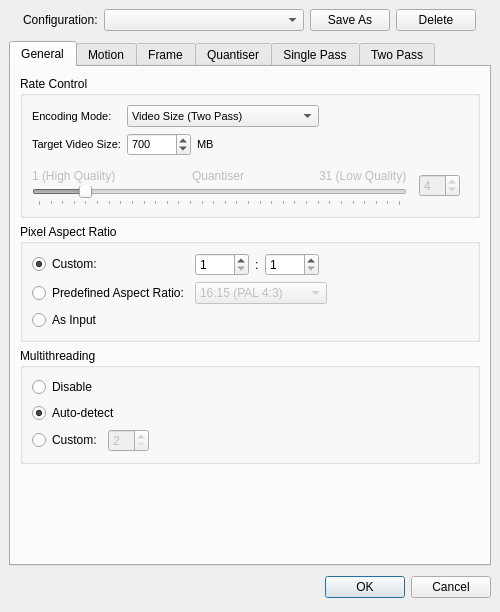
Old version of the form branches/avidemux_2.5_branch_gruntster/plugins/ADM_videoEncoder/ADM_vidEnc_xvid/qt4/xvidConfigDialog.ui in the repository BackupTheBerlios/avidemux-svn.
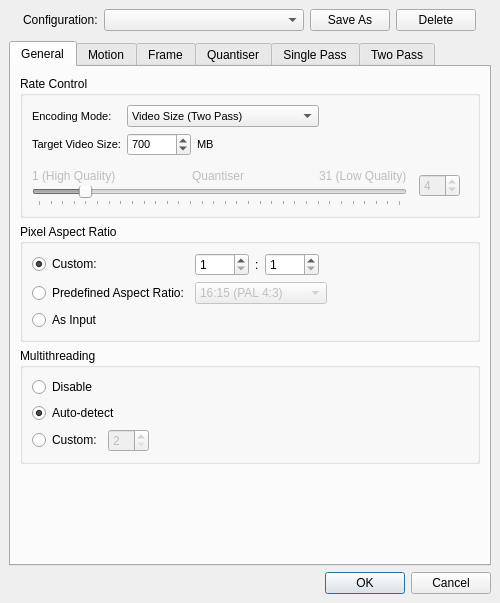
New version of the form.

Commit message: [x264/Xvid] use button boxes on Qt config windows

Diff of the .ui file:
```diff
--- a/branches/avidemux_2.5_branch_gruntster/plugins/ADM_videoEncoder/ADM_vidEnc_xvid/qt4/xvidConfigDialog.ui
+++ b/branches/avidemux_2.5_branch_gruntster/plugins/ADM_videoEncoder/ADM_vidEnc_xvid/qt4/xvidConfigDialog.ui
@@ -2555,32 +2555,12 @@
       <number>6</number>
      </property>
      <item>
-      <spacer>
+      <widget class="QDialogButtonBox" name="buttonBox" >
        <property name="orientation" >
         <enum>Qt::Horizontal</enum>
        </property>
-       <property name="sizeHint" >
-        <size>
-         <width>131</width>
-         <height>31</height>
-        </size>
-       </property>
-      </spacer>
-     </item>
-     <item>
-      <widget class="QPushButton" name="okButton" >
-       <property name="text" >
-        <string>OK</string>
-       </property>
-       <property name="default" >
-        <bool>true</bool>
-       </property>
-      </widget>
-     </item>
-     <item>
-      <widget class="QPushButton" name="cancelButton" >
-       <property name="text" >
-        <string>Cancel</string>
+       <property name="standardButtons" >
+        <set>QDialogButtonBox::Cancel|QDialogButtonBox::NoButton|QDialogButtonBox::Ok</set>
        </property>
       </widget>
      </item>
```
Left out of the diff: 66 changed lines with no effect on the pictures. The commit also changes 1 other file.
